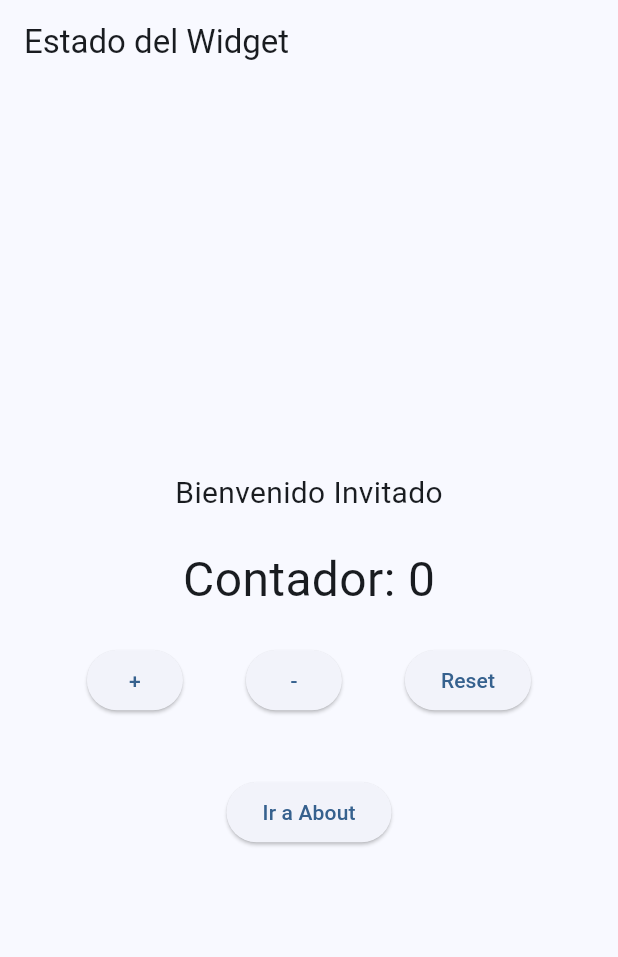
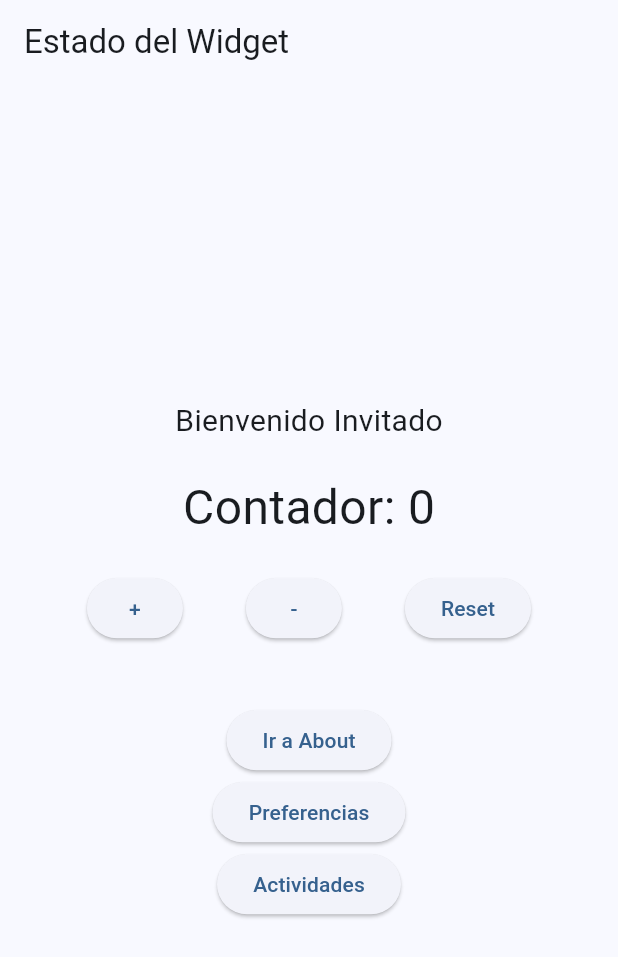
Before and after one commit to ChaosValravn25/3479A3212019479010., a Flutter app: the screen it shows after launch, on a phone screen of 412 x 824 dp. Shown: the top 957 px of the screen. Run offline on Flutter 3.47's test engine with Material 3 defaults, Android fonts, the phone set to English and light mode, and no system bars; our stand-ins replace shared_preferences, sqflite; accounts and stored records are empty.

Commit message:
cambios
implementación de los botones para interactuar con los nuevos .dart

```diff
--- a/flutter_application_laboratorio_3/lib/pages/home_page.dart
+++ b/flutter_application_laboratorio_3/lib/pages/home_page.dart
@@ -5,7 +5,8 @@ import 'package:flutter_application_laboratorio_3/pages/about.dart';//llamar el
 //import 'package:flutter_application_laboratorio_3/pages/list_content.dart';//llamar list_content
 import 'package:provider/provider.dart';
 import 'package:flutter_application_laboratorio_3/provider/app_data.dart';
-
+import 'package:flutter_application_laboratorio_3/pages/preferences_page.dart';
+import 'package:flutter_application_laboratorio_3/pages/activity_page.dart';
 class MyHomePage extends StatefulWidget {
   const MyHomePage({super.key, required String title});
 
@@ -92,7 +93,24 @@ class _HomePageState extends State<MyHomePage> {
                 MaterialPageRoute(builder: (_) => const About()),
               ),
               child: const Text("Ir a About"),
-            )
+            ),
+
+            ElevatedButton(
+            onPressed: () => Navigator.push(
+             context,
+            MaterialPageRoute(builder: (_) => const PreferencesPage()),
+            ),
+            child: const Text("Preferencias"),
+            ),
+            ElevatedButton(
+            onPressed: () => Navigator.push(
+            context,
+            MaterialPageRoute(builder: (_) => const ActivityPage()),
+            ),
+            child: const Text("Actividades"),
+            ),
+
+
           ],
         ),
       ),
```
